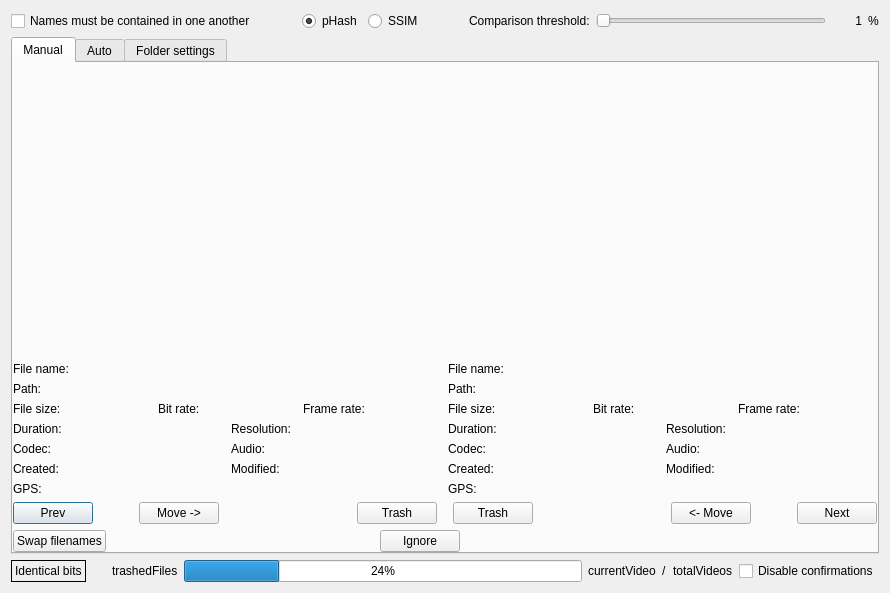
theophanemayaud/video-simili-duplicate-cleaner, file QtProject/app/comparison.ui: the form before one commit.
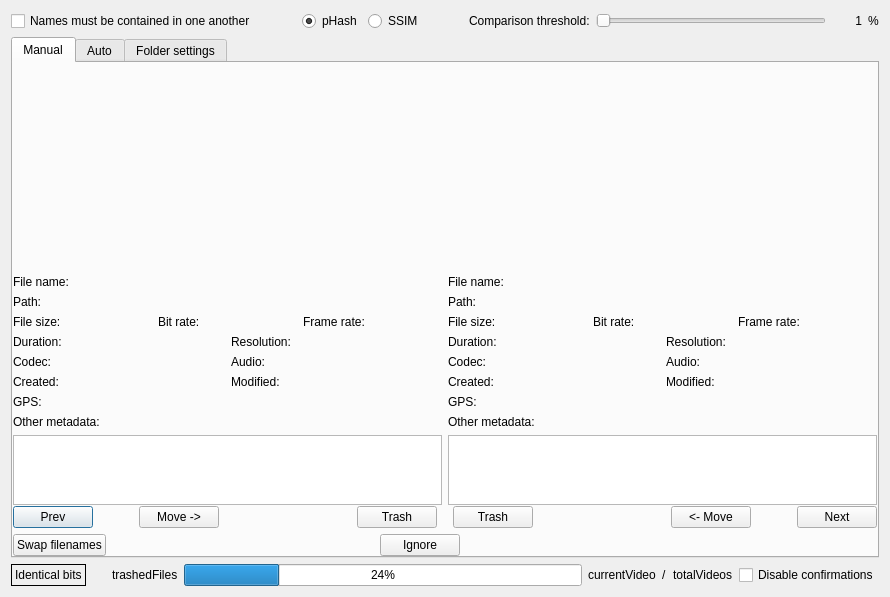
The form after the commit. Custom widgets are drawn as their Qt base class.

Commit message: feat(comparison): show all ffmpeg extracted metadata as additional list

```diff
--- a/QtProject/app/comparison.ui
+++ b/QtProject/app/comparison.ui
@@ -7,7 +7,7 @@
     <x>0</x>
     <y>0</y>
     <width>890</width>
-    <height>593</height>
+    <height>597</height>
    </rect>
   </property>
   <property name="windowTitle">
@@ -139,8 +139,8 @@
      </property>
      <property name="minimumSize">
       <size>
-       <width>100</width>
-       <height>100</height>
+       <width>500</width>
+       <height>500</height>
       </size>
      </property>
      <property name="currentIndex">
@@ -184,7 +184,7 @@
              <item>
               <widget class="ClickableLabel" name="leftImage" native="true">
                <property name="sizePolicy">
-                <sizepolicy hsizetype="Preferred" vsizetype="Expanding">
+                <sizepolicy hsizetype="Preferred" vsizetype="MinimumExpanding">
                  <horstretch>0</horstretch>
                  <verstretch>0</verstretch>
                 </sizepolicy>
@@ -373,7 +373,10 @@
               </layout>
              </item>
              <item>
-              <layout class="QGridLayout" name="gridLayoutLeftDetails" rowstretch="0,0,0,0,0,0,0" rowminimumheight="0,0,0,0,0,0,0">
+              <layout class="QGridLayout" name="gridLayout_LeftDetails" rowstretch="0,0,0,0,0,0" rowminimumheight="0,0,0,0,0,0">
+               <property name="sizeConstraint">
+                <enum>QLayout::SizeConstraint::SetDefaultConstraint</enum>
+               </property>
                <property name="topMargin">
                 <number>0</number>
                </property>
@@ -567,7 +570,7 @@
                <item>
                 <widget class="QLabel" name="labelLeftGps">
                  <property name="sizePolicy">
-                  <sizepolicy hsizetype="Preferred" vsizetype="Preferred">
+                  <sizepolicy hsizetype="Preferred" vsizetype="Fixed">
                    <horstretch>0</horstretch>
                    <verstretch>0</verstretch>
                   </sizepolicy>
@@ -580,7 +583,7 @@
                <item>
                 <widget class="QLabel" name="leftGpsCoordinates">
                  <property name="sizePolicy">
-                  <sizepolicy hsizetype="Expanding" vsizetype="Preferred">
+                  <sizepolicy hsizetype="Expanding" vsizetype="Fixed">
                    <horstretch>0</horstretch>
                    <verstretch>0</verstretch>
                   </sizepolicy>
@@ -592,6 +595,51 @@
                </item>
               </layout>
              </item>
+             <item>
+              <layout class="QVBoxLayout" name="verticalLayout_leftMetadata">
+               <property name="spacing">
+                <number>1</number>
+               </property>
+               <item>
+                <widget class="QLabel" name="label_leftMetadata">
+                 <property name="sizePolicy">
+                  <sizepolicy hsizetype="Minimum" vsizetype="Fixed">
+                   <horstretch>0</horstretch>
+                   <verstretch>0</verstretch>
+                  </sizepolicy>
+                 </property>
+                 <property name="text">
+                  <string>Other metadata:</string>
+                 </property>
+                </widget>
+               </item>
+               <item>
+                <widget class="QTextEdit" name="textEdit_leftMetadata">
+                 <property name="sizePolicy">
+                  <sizepolicy hsizetype="Expanding" vsizetype="MinimumExpanding">
+                   <horstretch>0</horstretch>
+                   <verstretch>0</verstretch>
+                  </sizepolicy>
+                 </property>
+                 <property name="minimumSize">
+                  <size>
+                   <width>0</width>
+                   <height>70</height>
+                  </size>
+                 </property>
+                 <property name="maximumSize">
+                  <size>
+                   <width>16777215</width>
+                   <height>60</height>
+                  </size>
+                 </property>
+                 <property name="readOnly">
+                  <bool>true</bool>
+                 </property>
+                </widget>
+               </item>
+              </layout>
+             </item>
             </layout>
            </item>
            <item>
@@ -602,7 +650,7 @@
              <item>
               <widget class="ClickableLabel" name="rightImage" native="true">
                <property name="sizePolicy">
-                <sizepolicy hsizetype="Preferred" vsizetype="Expanding">
+                <sizepolicy hsizetype="Preferred" vsizetype="MinimumExpanding">
                  <horstretch>0</horstretch>
                  <verstretch>0</verstretch>
                 </sizepolicy>
@@ -981,6 +1029,12 @@
               <layout class="QHBoxLayout" name="horizontalLayout_rightGps">
                <item>
                 <widget class="QLabel" name="labelRightGps">
+                 <property name="sizePolicy">
+                  <sizepolicy hsizetype="Preferred" vsizetype="Fixed">
+                   <horstretch>0</horstretch>
+                   <verstretch>0</verstretch>
+                  </sizepolicy>
+                 </property>
                  <property name="text">
                   <string>GPS:</string>
                  </property>
@@ -989,7 +1043,7 @@
                <item>
                 <widget class="QLabel" name="rightGpsCoordinates">
                  <property name="sizePolicy">
-                  <sizepolicy hsizetype="Expanding" vsizetype="Preferred">
+                  <sizepolicy hsizetype="Expanding" vsizetype="Fixed">
                    <horstretch>0</horstretch>
                    <verstretch>0</verstretch>
                   </sizepolicy>
@@ -1001,6 +1055,48 @@
                </item>
               </layout>
              </item>
+             <item>
+              <layout class="QVBoxLayout" name="verticalLayout_rightMetadata">
+               <property name="spacing">
+                <number>1</number>
+               </property>
+               <item>
+                <widget class="QLabel" name="label_rightMetadata">
+                 <property name="sizePolicy">
+                  <sizepolicy hsizetype="Minimum" vsizetype="Fixed">
+                   <horstretch>0</horstretch>
+                   <verstretch>0</verstretch>
+                  </sizepolicy>
+                 </property>
+                 <property name="text">
+                  <string>Other metadata:</string>
+                 </property>
+                </widget>
+               </item>
+               <item>
+                <widget class="QTextEdit" name="textEdit_rightMetadata">
+                 <property name="sizePolicy">
+                  <sizepolicy hsizetype="Expanding" vsizetype="MinimumExpanding">
+                   <horstretch>0</horstretch>
+                   <verstretch>0</verstretch>
+                  </sizepolicy>
+                 </property>
+                 <property name="minimumSize">
+                  <size>
+                   <width>0</width>
+                   <height>70</height>
+                  </size>
+                 </property>
+                 <property name="maximumSize">
+                  <size>
+                   <width>16777215</width>
+                   <height>60</height>
+                  </size>
+                 </property>
+                </widget>
+               </item>
+              </layout>
+             </item>
             </layout>
            </item>
           </layout>
```
Left out of the diff: 6 changed lines with no effect on the pictures. The commit also changes 2 other files.
